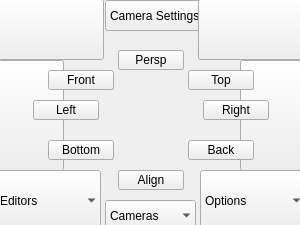
This is tk_ui/viewport.ui in m3trik/Scripts_portable as Qt 5 draws it before an edit. The edited form follows.
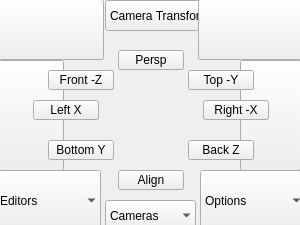
This is the edited form.

The edit to the form file:
```diff
--- a/tk_ui/viewport.ui
+++ b/tk_ui/viewport.ui
@@ -66,7 +66,7 @@
       </rect>
      </property>
      <property name="text">
-      <string>Front</string>
+      <string>Front -Z</string>
      </property>
     </widget>
    </widget>
@@ -118,7 +118,7 @@
       </rect>
      </property>
      <property name="text">
-      <string>Top</string>
+      <string>Top -Y</string>
      </property>
     </widget>
    </widget>
@@ -144,7 +144,7 @@
       </rect>
      </property>
      <property name="text">
-      <string>Left</string>
+      <string>Left X</string>
      </property>
     </widget>
    </widget>
@@ -170,7 +170,7 @@
       </rect>
      </property>
      <property name="text">
-      <string>Bottom</string>
+      <string>Bottom Y</string>
      </property>
     </widget>
    </widget>
@@ -196,7 +196,7 @@
       </rect>
      </property>
      <property name="text">
-      <string>Right</string>
+      <string>Right -X</string>
      </property>
     </widget>
    </widget>
@@ -222,7 +222,7 @@
       </rect>
      </property>
      <property name="text">
-      <string>Back</string>
+      <string>Back Z</string>
      </property>
     </widget>
    </widget>
@@ -432,7 +432,7 @@
      <rect>
       <x>105</x>
       <y>0</y>
-      <width>91</width>
+      <width>120</width>
       <height>31</height>
      </rect>
     </property>
@@ -449,7 +449,7 @@
      </size>
     </property>
     <property name="currentText">
-     <string>Camera Settings</string>
+     <string>Camera Transforms</string>
     </property>
     <property name="maxVisibleItems">
      <number>50</number>
@@ -462,7 +462,7 @@
     </property>
     <item>
      <property name="text">
-      <string>Camera Settings</string>
+      <string>Camera Transforms</string>
      </property>
     </item>
    </widget>
```
Left out of the diff: 2 changed lines with no effect on the pictures.
